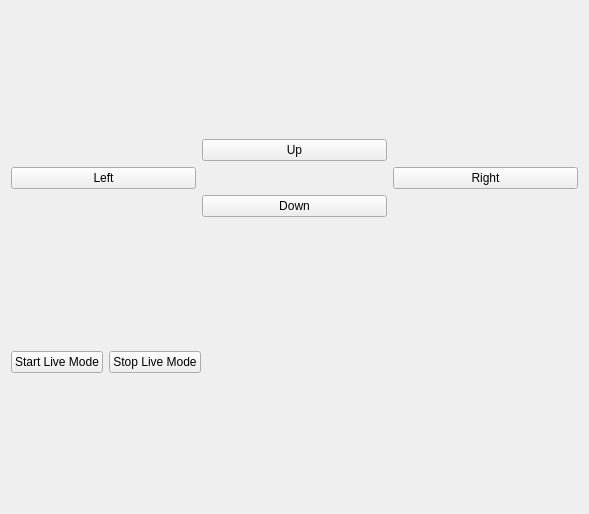
Old version of the form gui/control.ui in the repository LIOMLab/lightsheet.
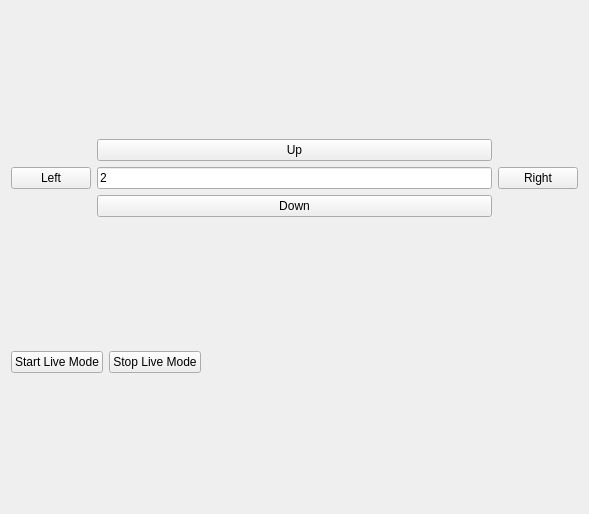
New version of the form.

Commit message: Ajout de self.ramps.write_waveforms_to_task() dans start_live_mode() pour envoyer les rampes au Daq Ajout de l'option setEnabled() à pushButton_startLive et à pushButton_stopLive pour éviter l'erreur qui se produit quand on click 2 fois d'affiliée sur le même bouton Ajout du fichier parent au path pour pouvoir accéder aux modules en parallèle -Pierre G.C.

Diff of the .ui file:
```diff
--- a/gui/control.ui
+++ b/gui/control.ui
@@ -44,6 +44,13 @@
        </property>
       </widget>
      </item>
+     <item row="1" column="1">
+      <widget class="QLineEdit" name="lineEdit_MotorStep">
+       <property name="text">
+        <string>2</string>
+       </property>
+      </widget>
+     </item>
     </layout>
    </item>
    <item>
```
The commit also changes 3 other files.
